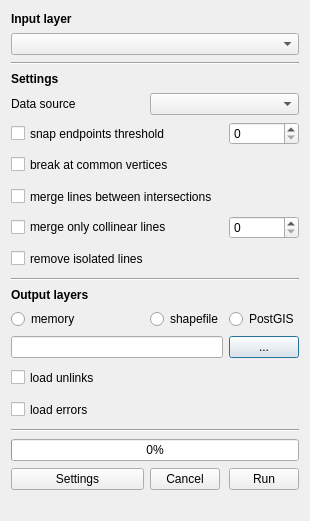
spacesyntax/Rcl-topology-cleaner, file road_network_cleaner_dialog_base.ui: the form before one commit.
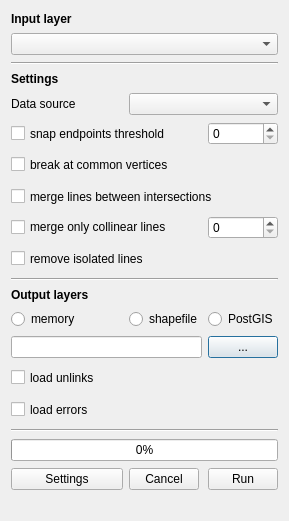
The form after the commit.

```diff
--- a/road_network_cleaner_dialog_base.ui
+++ b/road_network_cleaner_dialog_base.ui
@@ -6,7 +6,7 @@
    <rect>
     <x>0</x>
     <y>0</y>
-    <width>310</width>
+    <width>289</width>
     <height>521</height>
    </rect>
   </property>
```
